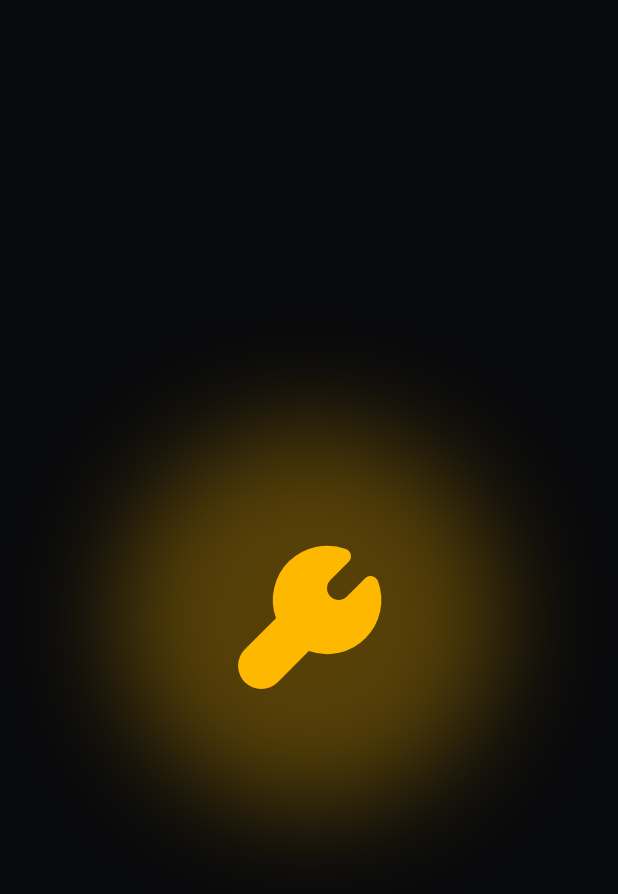
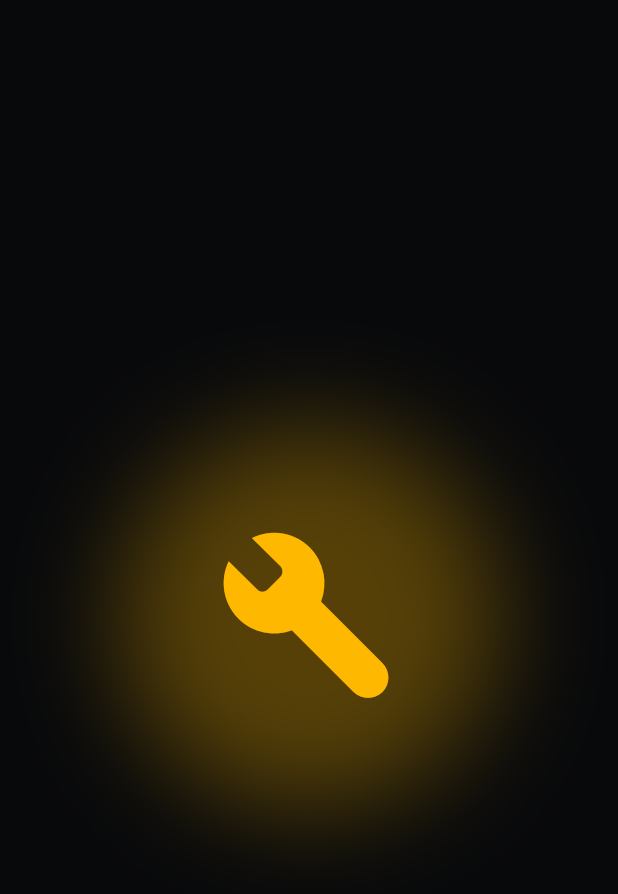
Before and after one commit to justinNabunturan969/app, a Flutter app: the LaunchLoader screen opened directly, on a phone screen of 412 x 824 dp. Shown: the top 894 px of the screen. Run offline on Flutter 3.47's test engine with Material 3 defaults, Android fonts, the phone set to English and light mode, and no system bars; our stand-ins replace go_router, shared_preferences, speech_to_text, supabase_flutter; missing offline and left inert: nfc_manager; accounts and stored records are empty.

Commit message:
Fix launch loader: use Material build_rounded icon instead of broken CustomPainter
The CustomPainter path-translation in 4915fd5 was rendering the wrench
shape as a filled polygon (showing as a yellow square in production).
Switch to Icon(Icons.build_rounded), a font-based spanner glyph that
scales perfectly with Transform.scale and bypasses the path-math bug.

Drops the now-unused WrenchIcon widget and the launch_wrench.svg asset
since both are dead code.

```diff
--- a/itech_app/lib/screens/onboarding/launch_loader.dart
+++ b/itech_app/lib/screens/onboarding/launch_loader.dart
@@ -4,7 +4,6 @@ import 'package:go_router/go_router.dart';
 import '../../auth/session/auth_session_storage.dart';
 import '../../main.dart';
 import '../../theme/design_tokens.dart';
-import '../../widgets/wrench_icon.dart';
 
 /// Branded launch loader — replaces the boring progress-bar with a smooth
 /// zoom-in of the PUP-ITech wrench.
@@ -129,7 +128,12 @@ class _LaunchLoaderState extends State<LaunchLoader>
                   opacity: _opacity.value,
                   child: Transform.scale(
                     scale: _scale.value,
-                    child: const WrenchIcon(
+                    // Material's build_rounded is a spanner/wrench glyph,
+                    // font-based, scales perfectly with Transform.scale,
+                    // and avoids the path-translation bugs the
+                    // CustomPainter / SVG approaches kept hitting.
+                    child: const Icon(
+                      Icons.build_rounded,
                       size: 124,
                       color: PupColors.cyberAmber,
                     ),
--- a/itech_app/lib/widgets/wrench_icon.dart
+++ /dev/null
@@ -1,113 +0,0 @@
-import 'package:flutter/material.dart';
-
-/// Wrench glyph for the launch loader.
-///
-/// The shape comes from the RemixIcon "wrench-fill" glyph, originally an
-/// SVG path. We render it with a [CustomPainter] instead of an SVG asset
-/// to avoid the render quirks [flutter_svg] has shown with the
-/// background placeholder path and the `ColorFilter.mode(srcIn)` we apply
-/// for theming. A direct `Path` paints exactly what the path data says,
-/// every time, on every device.
-class WrenchIcon extends StatelessWidget {
-  const WrenchIcon({super.key, required this.size, required this.color});
-
-  final double size;
-  final Color color;
-
-  @override
-  Widget build(BuildContext context) {
-    return SizedBox(
-      width: size,
-      height: size,
-      child: CustomPaint(
-        painter: _WrenchPainter(color: color),
-      ),
-    );
-  }
-}
-
-class _WrenchPainter extends CustomPainter {
-  _WrenchPainter({required this.color});
-
-  final Color color;
-
-  @override
-  void paint(Canvas canvas, Size size) {
-    // The original SVG viewBox is 24x24; scale the path up to whatever
-    // box the widget is given so the stroke widths and corners stay
-    // proportional at any rendered size.
-    final scale = size.shortestSide / 24.0;
-    canvas.save();
-    canvas.scale(scale, scale);
-
-    final paint = Paint()
-      ..color = color
-      ..style = PaintingStyle.fill
-      ..isAntiAlias = true;
-
-    canvas.drawPath(_buildPath(), paint);
-    canvas.restore();
-  }
-
-  /// Direct translation of the RemixIcon wrench path
-  /// (M19.249 6.872 a1 1 0 0 1 1.645.36 ...). Each relative `a`/`l`
-  /// is resolved to its absolute target and then expressed in Flutter's
-  /// [Path] API.
-  static Path _buildPath() {
-    return Path()
-      ..moveTo(19.249, 6.872)
-      // a 1 1 0 0 1 1.645 .36  -> (20.894, 7.232)
-      ..arcToPoint(
-        const Offset(20.894, 7.232),
-        radius: const Radius.circular(1),
-        largeArc: false,
-        clockwise: true,
-      )
-      // a 7.001 7.001 0 0 1 -8.912 9.037  -> (11.982, 16.269)
-      ..arcToPoint(
-        const Offset(11.982, 16.269),
-        radius: const Radius.circular(7.001),
-        largeArc: false,
-        clockwise: true,
-      )
-      // l -4.013 4.013  -> (7.969, 20.282)
-      ..lineTo(7.969, 20.282)
-      // a 3 3 0 1 1 -4.243 -4.243  -> (3.726, 16.039)
-      ..arcToPoint(
-        const Offset(3.726, 16.039),
-        radius: const Radius.circular(3),
-        largeArc: true,
-        clockwise: true,
-      )
-      // l 4.013 -4.013  -> (7.739, 12.026)
-      ..lineTo(7.739, 12.026)
-      // a 7 7 0 0 1 9.025 -8.917  -> (16.764, 3.109)
-      ..arcToPoint(
-        const Offset(16.764, 3.109),
-        radius: const Radius.circular(7),
-        largeArc: false,
-        clockwise: true,
-      )
-      // a 1 1 0 0 1 .36 1.645  -> (17.124, 4.754)
-      ..arcToPoint(
-        const Offset(17.124, 4.754),
-        radius: const Radius.circular(1),
-        largeArc: false,
-        clockwise: true,
-      )
-      // L 14.768 7.11
-      ..lineTo(14.768, 7.11)
-      // a 1.5 1.5 0 0 0 2.121 2.122  -> (16.889, 9.232)
-      ..arcToPoint(
-        const Offset(16.889, 9.232),
-        radius: const Radius.elliptical(1.5, 1.5),
-        largeArc: false,
-        clockwise: false,
-      )
-      ..close();
-  }
-
-  @override
-  bool shouldRepaint(_WrenchPainter oldDelegate) =>
-      oldDelegate.color != color;
-}
```
Also changed, not shown: itech_app/assets/branding/launch_wrench.svg (deleted).
